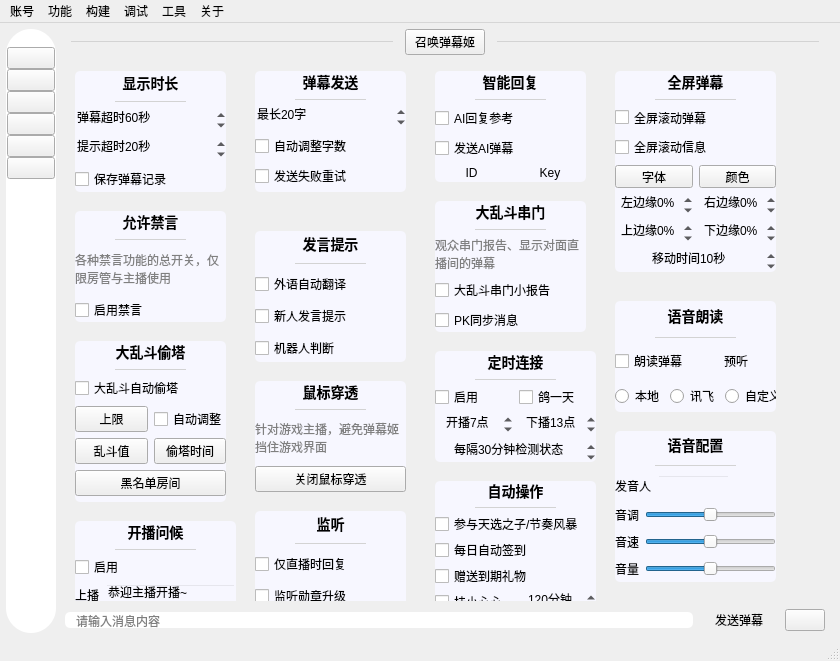
Qt form mainwindow/mainwindow.ui (iwxyi/Bilibili-MagicalDanmaku) before a commit.
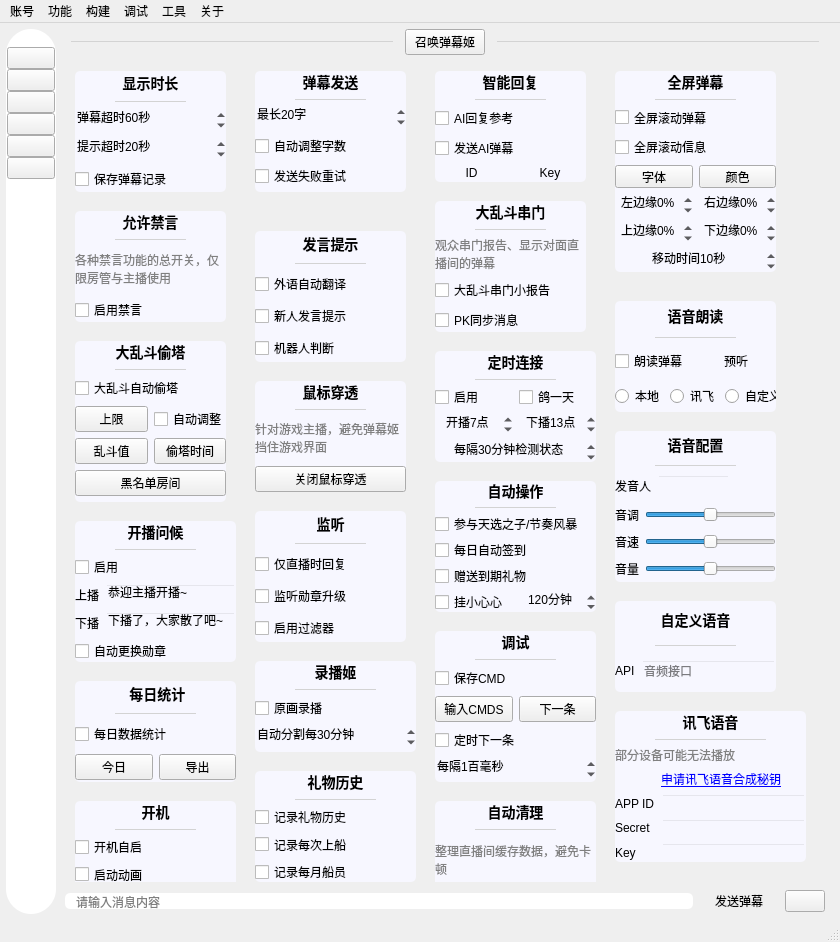
The same form after that commit. Icons and pictures are not drawn. Custom widgets are drawn as their Qt base class.

Commit message: 调整启动动画的提示文字

Patch:
```diff
--- a/mainwindow/mainwindow.ui
+++ b/mainwindow/mainwindow.ui
@@ -7,7 +7,7 @@
     <x>0</x>
     <y>0</y>
     <width>840</width>
-    <height>661</height>
+    <height>942</height>
    </rect>
   </property>
   <property name="windowTitle">
@@ -1344,7 +1344,7 @@
              <x>0</x>
              <y>0</y>
              <width>760</width>
-             <height>545</height>
+             <height>826</height>
             </rect>
            </property>
            <property name="styleSheet">
```
Left out of the diff: 2 changed lines with no effect on the pictures.
